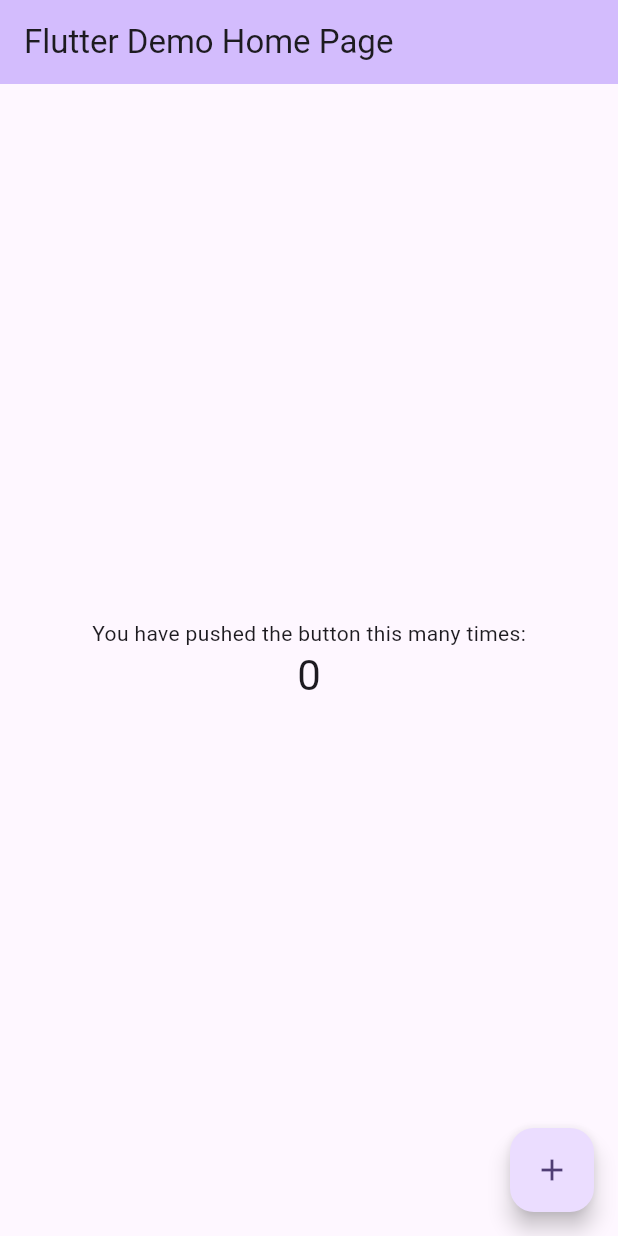
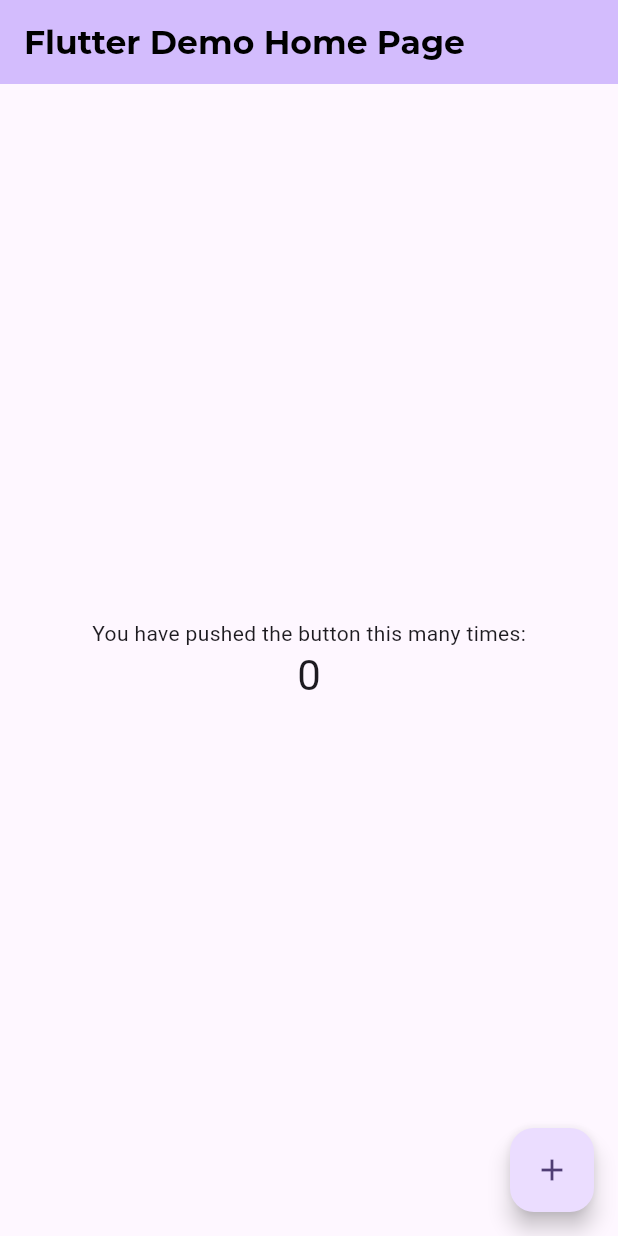
Before and after one commit to MohamedAliShaltoot/PingMe, a Flutter app: the screen it shows after launch, on a phone screen of 412 x 824 dp. Run offline on Flutter 3.47's test engine with Material 3 defaults, Android fonts, the phone set to English and light mode, and no system bars.

Commit message:
test font family done successfully

```diff
--- a/lib/main.dart
+++ b/lib/main.dart
@@ -83,7 +83,14 @@ class _MyHomePageState extends State<MyHomePage> {
         backgroundColor: Theme.of(context).colorScheme.inversePrimary,
         // Here we take the value from the MyHomePage object that was created by
         // the App.build method, and use it to set our appbar title.
-        title: Text(widget.title),
+        title: Text(
+          widget.title,
+          style: const TextStyle(
+            color: Colors.black,
+            fontFamily: 'Montserrat',
+            fontWeight: FontWeight.w700,
+          ),
+        ),
       ),
       body: Center(
         // Center is a layout widget. It takes a single child and positions it
```
